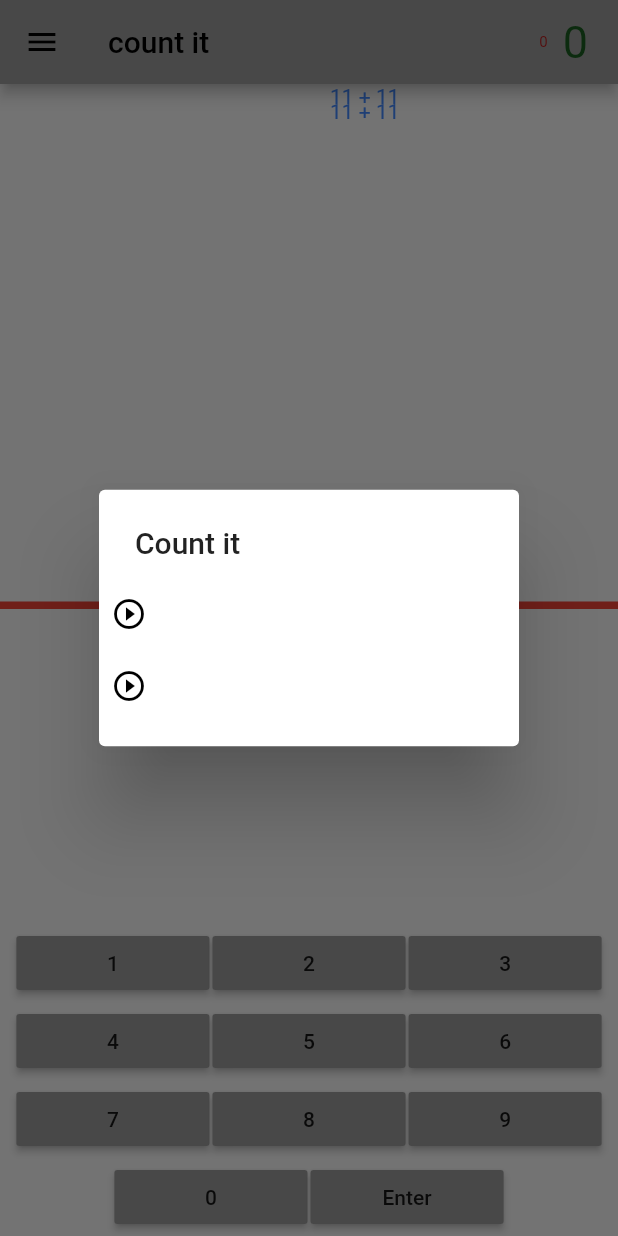
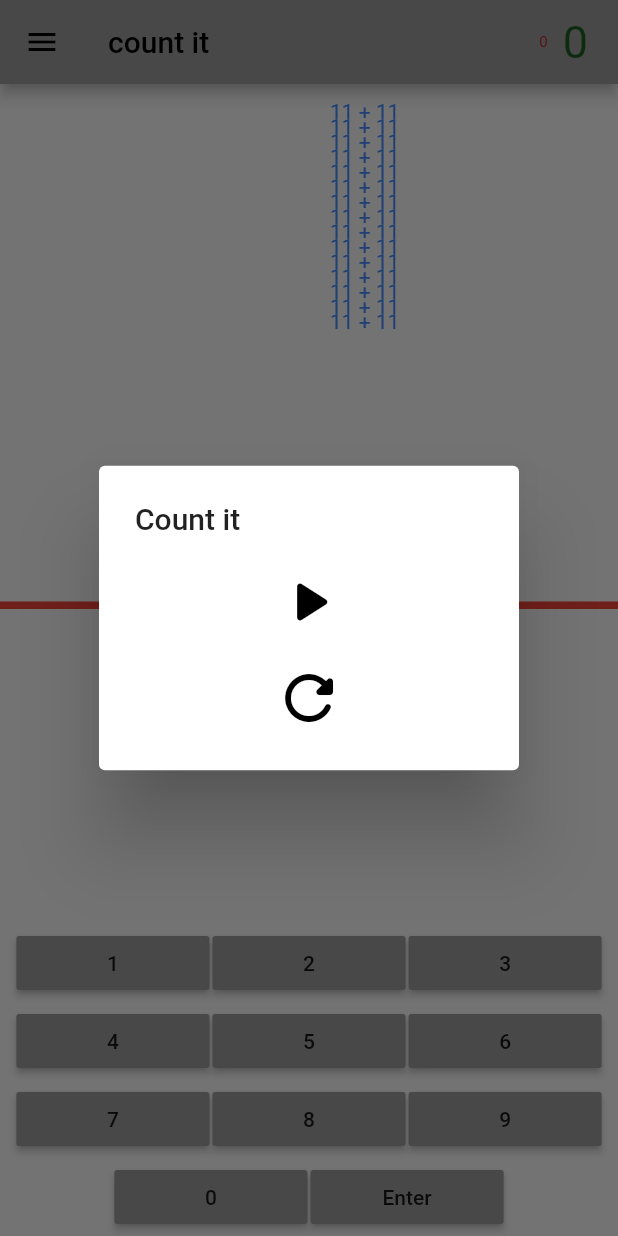
Before and after one commit to CheStas/math_count_flutter, a Flutter app: the screen it shows after launch, after a tap on the "menu" icon, on a phone screen of 412 x 824 dp. Run offline on Flutter 3.47's test engine with Material 2 defaults, Android fonts, the phone set to English and light mode, and no system bars.

```diff
--- a/lib/expression.dart
+++ b/lib/expression.dart
@@ -1,4 +1,5 @@
 import 'dart:math';
+import 'package:uuid/uuid.dart';
 
 class Expression {
   num _answer;
@@ -7,8 +8,10 @@ class Expression {
   num _term2;
   num positionX;
   num positionY;
+  String key;
 
   Expression() {
+    key = Uuid().v1();
     _factor = getRandomFromList(operatorsList);
     List<int> randomItems = List();
     if (_factor == Operators.DIVIDE) {
--- a/lib/main.dart
+++ b/lib/main.dart
@@ -50,16 +50,18 @@ class MainPage extends StatelessWidget {
                             title: Text('Count it'),
                             children: <Widget>[
                               IconButton(
-                                alignment: Alignment.centerLeft,
-                                icon: const Icon(Icons.play_circle_outline),
+                                alignment: Alignment.center,
+                                iconSize: 48.0,
+                                icon: const Icon(Icons.play_arrow_rounded ),
                                 tooltip: 'Start',
                                 onPressed: () {
                                   Navigator.pop(context);
                                 },
                               ),
                               IconButton(
-                                alignment: Alignment.centerLeft,
-                                icon: const Icon(Icons.play_circle_outline),
+                                alignment: Alignment.center,
+                                iconSize: 48.0,
+                                icon: const Icon(Icons.refresh_rounded ),
                                 tooltip: 'New Game',
                                 onPressed: () {
                                   data.clearAll();
@@ -108,7 +110,7 @@ class MainPage extends StatelessWidget {
                         Border(bottom: BorderSide(color: Colors.red, width: 5))
 //                    border: Border.all(color: Colors.red, width: 5)
                     ),
-                child: Stack(children: getExpressionListWidget(data.field))),
+                child: Stack(children: getExpressionListWidget(data.field, data.period))),
             Container(
                 child: Text(data.answer == null ? '' : data.answer.toString())),
             Column(
@@ -121,19 +123,21 @@ class MainPage extends StatelessWidget {
   }
 }
 
-Widget getExpressionWidget(Expression item) {
-  return Positioned(
+Widget getExpressionWidget(Expression item, int duration) {
+  return AnimatedPositioned(
 //    duration: Duration(seconds: 1),
+    key: Key(item.key),
+    duration: Duration(milliseconds: duration),
     top: item.positionY.toDouble(),
     left: item.positionX.toDouble(),
     child: Text(item.string, style: TextStyle(color: Colors.blueAccent)),
   );
 }
 
-List<Widget> getExpressionListWidget(List<Expression> items) {
+List<Widget> getExpressionListWidget(List<Expression> items, int duration) {
   List<Widget> list = List<Widget>();
   for (var i = 0; i < items.length; i++) {
-    list.add(getExpressionWidget(items[i]));
+    list.add(getExpressionWidget(items[i], duration));
   }
   return list;
 }
--- a/lib/state.dart
+++ b/lib/state.dart
@@ -7,8 +7,8 @@ import 'expression.dart';
 class MainState with ChangeNotifier {
   List<Expression> field = List();
   Timer timer;
-  static const int period_start = 3000;
-  int period = 3000;
+  static const int period_start = 500;
+  int period = 500;
   int score = 0;
   int miss = 0;
   int answer;
@@ -71,6 +71,7 @@ class MainState with ChangeNotifier {
   }
 
   void updatePosition(timer) {
+    addExpression();
     for (var i = 0; i < field.length; i++) {
       field[i].updatePosition();
       if (field[i].positionY > FIELD_HEIGHT) {
@@ -78,7 +79,6 @@ class MainState with ChangeNotifier {
         ++miss;
       }
     }
-    addExpression();
     notifyListeners();
   }
 
--- a/pubspec.yaml
+++ b/pubspec.yaml
@@ -29,6 +29,7 @@ dependencies:
   # Use with the CupertinoIcons class for iOS style icons.
   cupertino_icons: ^0.1.3
   provider: ^4.1.0
+  uuid: ^3.0.4
 
 dev_dependencies:
   flutter_test:
```
Also changed, not shown: pubspec.lock, 1 other file.
